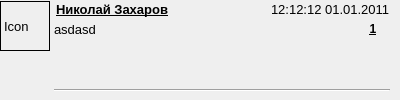
GoCodingIcreated/VKMessenger, file ui/dialogFrom.ui: the form before one commit.
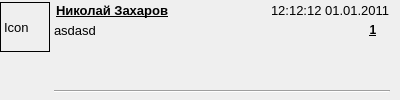
The form after the commit.

Commit message: v.0.1.5 Fixed: 	Split-line in dialog list was different for messageFrom and messageTo Added: 	Chat has been supported since now. It is possible to send and get messages from chats. And since now it is possible to differ chat dialog in dialogList 	Auto-refreshing when select dialog

What changed in the file:
```diff
--- a/ui/dialogFrom.ui
+++ b/ui/dialogFrom.ui
@@ -65,13 +65,13 @@
       <number>0</number>
      </property>
      <property name="topMargin">
-      <number>0</number>
+      <number>1</number>
      </property>
      <property name="rightMargin">
       <number>0</number>
      </property>
      <property name="bottomMargin">
-      <number>3</number>
+      <number>2</number>
      </property>
      <item>
       <layout class="QVBoxLayout" name="verticalLayout_2">
```
The commit also changes 3 other files.
